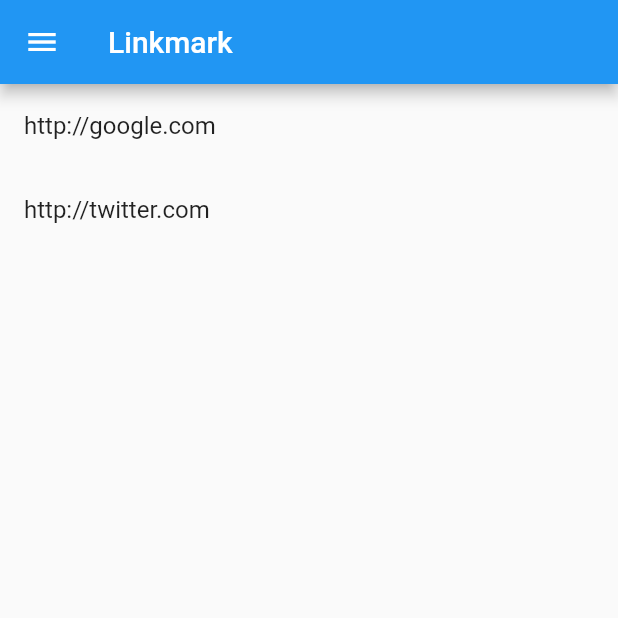
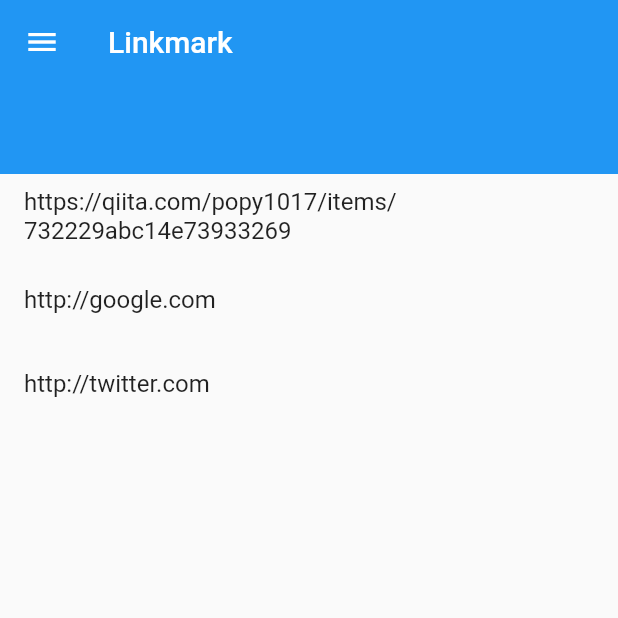
Before and after one commit to blendthink/linkmark-app, a Flutter app: the screen it shows after launch, on a phone screen of 412 x 824 dp, the top half of it. Run offline on Flutter 3.47's test engine with Material 2 defaults, Android fonts, the phone set to English and light mode, and no system bars; our stand-ins replace flutter_hooks, get, hooks_riverpod; missing offline and left inert: enum_to_string.

Commit message:
inputchip の部分を仮実装

```diff
--- a/lib/ui/url/url_list_page.dart
+++ b/lib/ui/url/url_list_page.dart
@@ -2,6 +2,7 @@ import 'package:flutter/material.dart';
 import 'package:linkmark_app/ui/drawer/drawer_page.dart';
 
 const urls = [
+  'https://qiita.com/popy1017/items/732229abc14e73933269',
   'http://google.com',
   'http://twitter.com',
 ];
@@ -13,8 +14,19 @@ class UrlListPage extends StatelessWidget {
       drawer: const DrawerPage(),
       appBar: AppBar(
         title: const Text('Linkmark'),
+        elevation: 0,
       ),
-      body: ListView(
+      body: Column(
+        crossAxisAlignment: CrossAxisAlignment.stretch,
+        children: [
+          Ink(
+            color: Theme.of(context).primaryColor,
+            child: SizedBox(
+              height: 60,
+            ),
+          ),
+          Expanded(
+            child: ListView(
               children: urls.map(
                     (url) {
                   return ListTile(
@@ -23,6 +35,9 @@ class UrlListPage extends StatelessWidget {
                 },
               ).toList(),
             ),
+          ),
+        ],
+      ),
     );
   }
 }
```
Lines whose indentation alone changed are shown as unchanged.
